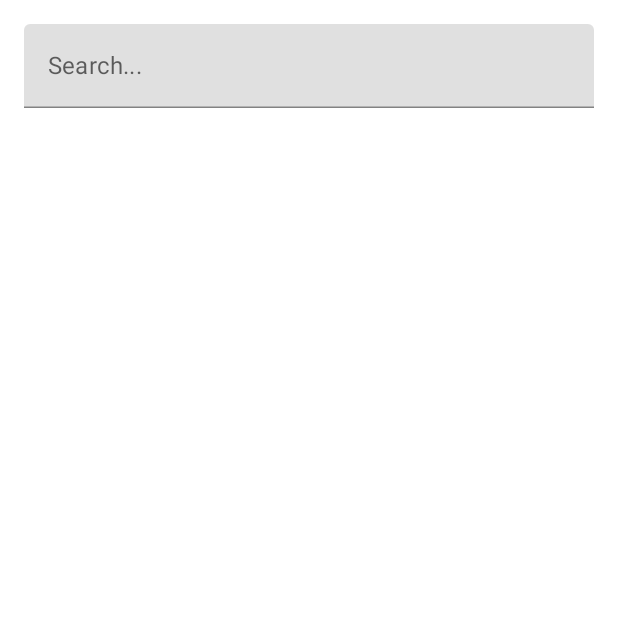
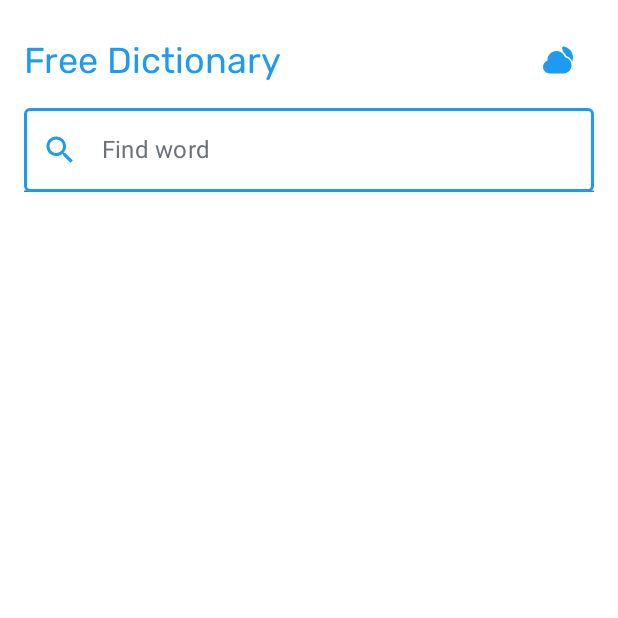
Before and after one commit to rkpsx7/Free_Dictionary, an Android app built with Jetpack Compose: the screen it shows after launch (MainActivity), on a phone screen of 412 x 824 dp, the top half of it. Run offline under Robolectric (Android 15) with nearby library versions, the phone set to English and light mode, and no system bars; our stand-ins replace Dagger/Hilt's generated code, Room's generated code.

Commit message:
Implemented dark mode Improved UI

```diff
--- a/app/src/main/java/com/dev_akash/freedictionary/MainActivity.kt
+++ b/app/src/main/java/com/dev_akash/freedictionary/MainActivity.kt
@@ -6,18 +6,37 @@ import androidx.activity.ComponentActivity
 import androidx.activity.compose.setContent
 import androidx.activity.viewModels
 import androidx.compose.foundation.background
+import androidx.compose.foundation.border
 import androidx.compose.foundation.layout.*
 import androidx.compose.foundation.lazy.LazyColumn
+import androidx.compose.foundation.shape.RoundedCornerShape
 import androidx.compose.material.*
+import androidx.compose.material.icons.Icons
+import androidx.compose.material.icons.filled.Clear
+import androidx.compose.material.icons.filled.Search
+import androidx.compose.runtime.Composable
 import androidx.compose.runtime.LaunchedEffect
 import androidx.compose.ui.Alignment
+import androidx.compose.ui.ExperimentalComposeUiApi
 import androidx.compose.ui.Modifier
+import androidx.compose.ui.graphics.Color
+import androidx.compose.ui.graphics.vector.ImageVector
+import androidx.compose.ui.platform.LocalSoftwareKeyboardController
+import androidx.compose.ui.res.vectorResource
+import androidx.compose.ui.text.style.TextAlign
 import androidx.compose.ui.unit.dp
-import com.dev_akash.freedictionary.utils.ui_utils.UIEvents
-import com.dev_akash.freedictionary.feature_dictionary.presentation.WordInfoItem
+import androidx.compose.ui.unit.sp
 import com.dev_akash.freedictionary.feature_dictionary.presentation.WordInfoViewModel
+import com.dev_akash.freedictionary.feature_dictionary.presentation.screens.WordInfoItem
 import com.dev_akash.freedictionary.theme.AppTheme
 import com.dev_akash.freedictionary.theme.FreeDictionaryTheme
+import com.dev_akash.freedictionary.theme.resources.colorDarkBackground
+import com.dev_akash.freedictionary.theme.resources.colorDarkPrimary
+import com.dev_akash.freedictionary.theme.resources.colorLightBackground
+import com.dev_akash.freedictionary.utils.AppUtils
+import com.dev_akash.freedictionary.utils.ui_utils.UIEvents
+import com.dev_akash.freedictionary.utils.ui_utils.getVectorIdByTheme
+import com.dev_akash.freedictonary.R
 import dagger.hilt.android.AndroidEntryPoint
 import kotlinx.coroutines.flow.collectLatest
 
@@ -25,8 +44,8 @@ import kotlinx.coroutines.flow.collectLatest
 @AndroidEntryPoint
 class MainActivity : ComponentActivity() {
 
-//    private val viewModel: WordInfoViewModel by viewModels()
 
+    @OptIn(ExperimentalComposeUiApi::class)
     @SuppressLint("UnusedMaterialScaffoldPaddingParameter")
     override fun onCreate(savedInstanceState: Bundle?) {
         super.onCreate(savedInstanceState)
@@ -35,11 +54,13 @@ class MainActivity : ComponentActivity() {
                 val viewModel: WordInfoViewModel by viewModels()
                 val state = viewModel.wordInfoState.value
                 val scaffoldState = rememberScaffoldState()
+                val keyboardController = LocalSoftwareKeyboardController.current
 
                 LaunchedEffect(key1 = true) {
                     viewModel.eventFlow.collectLatest {
                         when (it) {
                             is UIEvents.ShowSnackBar -> {
+                                keyboardController?.hide()
                                 scaffoldState.snackbarHostState.showSnackbar(it.msg)
                             }
                         }
@@ -50,22 +71,88 @@ class MainActivity : ComponentActivity() {
                     scaffoldState = scaffoldState,
                 ) {
                     Box(
-                        modifier = Modifier
-                            .background(AppTheme.colors.background)
+                        modifier = Modifier.background(AppTheme.colors.background)
                     ) {
                         Column(
                             modifier = Modifier
                                 .fillMaxSize()
                                 .padding(16.dp)
                         ) {
-                            TextField(
+
+                            Row(
+                                modifier = Modifier.fillMaxWidth(),
+                                verticalAlignment = Alignment.CenterVertically,
+                                horizontalArrangement = Arrangement.SpaceBetween
+                            ) {
+                                Text(
+                                    text = "Free Dictionary",
+                                    textAlign = TextAlign.Start,
+                                    modifier = Modifier
+                                        .wrapContentWidth()
+                                        .wrapContentHeight(),
+                                    style = AppTheme.typography.h1,
+                                    color = AppTheme.colors.primary
+                                )
+
+                                IconButton(onClick = {
+                                    AppUtils.toggleTheme()
+                                }) {
+                                    Icon(
+                                        modifier = Modifier
+                                            .height(24.dp)
+                                            .width(24.dp),
+                                        imageVector = ImageVector.vectorResource(
+                                            id = getVectorIdByTheme(
+                                                lightRes = R.drawable.ic_moon,
+                                                darkRes = R.drawable.ic_white_sun
+                                            )
+                                        ),
+                                        contentDescription = "Toggle Theme",
+                                        tint = Color.Unspecified
+                                    )
+                                }
+                            }
+                            Spacer(modifier = Modifier.height(8.dp))
+                            TextField(modifier = Modifier
+                                .fillMaxWidth()
+                                .border(
+                                    width = 2.dp,
+                                    color = AppTheme.colors.primary,
+                                    shape = RoundedCornerShape(4.dp)
+                                ),
                                 value = viewModel.searchQuery.value,
                                 onValueChange = viewModel::onSearch,
-                                modifier = Modifier.fillMaxWidth(),
-                                placeholder = {
-                                    Text(text = "Search...")
-                                }
-                            )
+                                label = {
+                                    Text(text = "Find word", color = AppTheme.colors.textSecondary)
+                                },
+                                textStyle = androidx.compose.ui.text.TextStyle(
+                                    color = AppTheme.colors.textPrimary, fontSize = 16.sp
+                                ),
+                                colors = TextFieldDefaults.textFieldColors(
+                                    backgroundColor = Color.Transparent,
+                                    cursorColor = AppTheme.colors.primary,
+                                    focusedIndicatorColor = AppTheme.colors.primary,
+                                    unfocusedIndicatorColor = AppTheme.colors.secondary
+                                ),
+                                singleLine = true,
+                                leadingIcon = {
+                                    Icon(
+                                        imageVector = Icons.Filled.Search,
+                                        contentDescription = "Search word",
+                                        tint = colorDarkPrimary
+                                    )
+                                },
+                                trailingIcon = {
+                                    if (viewModel.searchQuery.value.isNotBlank()) {
+                                        IconButton(onClick = { viewModel.clearSearchField() }) {
+                                            Icon(
+                                                imageVector = Icons.Filled.Clear,
+                                                contentDescription = "Clear",
+                                                tint = colorDarkPrimary
+                                            )
+                                        }
+                                    }
+                                })
                             Spacer(modifier = Modifier.height(16.dp))
                             LazyColumn(
                                 modifier = Modifier.fillMaxSize()
@@ -75,13 +162,14 @@ class MainActivity : ComponentActivity() {
                                     if (index > 0) Spacer(modifier = Modifier.height(10.dp))
 
                                     WordInfoItem(wordInfo = wordInfo)
-                                    if (index < state.wordInfoItems.size - 1)
-                                        Divider()
+                                    if (index < state.wordInfoItems.size - 1) Divider(
+                                        color = if (AppUtils.isDarkMode) colorLightBackground else colorDarkBackground
+                                    )
                                 }
                             }
                         }
                         if (state.isLoading) {
-                            CircularProgressIndicator(modifier = Modifier.align(Alignment.Center))
+                            InfiniteProgressBar()
                         }
                     }
                 }
@@ -89,3 +177,14 @@ class MainActivity : ComponentActivity() {
         }
     }
 }
+
+@Composable
+fun InfiniteProgressBar() {
+    LinearProgressIndicator(
+        modifier = Modifier
+            .fillMaxWidth()
+            .height(6.dp),
+        color = AppTheme.colors.primary,
+        backgroundColor = Color.Transparent,
+    )
+}
--- a/app/src/main/java/com/dev_akash/freedictionary/feature_dictionary/data/local/WordInfoDao.kt
+++ b/app/src/main/java/com/dev_akash/freedictionary/feature_dictionary/data/local/WordInfoDao.kt
@@ -15,6 +15,8 @@ interface WordInfoDao {
     @Query("DELETE FROM wordinfoentity WHERE word IN(:words)")
     suspend fun deleteWordInfos(words: List<String>)
 
-    @Query("SELECT * FROM wordinfoentity WHERE word LIKE '%' || :word || '%'")
+    @Query("SELECT * FROM wordinfoentity WHERE word = :word"
+//            + " OR word LIKE '%' || :word || '%'"
+    )
     suspend fun getWordInfos(word: String): List<WordInfoEntity>
 }
--- a/app/src/main/java/com/dev_akash/freedictionary/feature_dictionary/data/remote/dto/WordInfoDto.kt
+++ b/app/src/main/java/com/dev_akash/freedictionary/feature_dictionary/data/remote/dto/WordInfoDto.kt
@@ -4,7 +4,7 @@ import com.dev_akash.freedictionary.feature_dictionary.data.local.entity.WordInf
 
 data class WordInfoDto(
     val meanings: List<MeaningDto>,
-    val phonetic: String,
+    val phonetic: String?,
     val phonetics: List<PhoneticDto>,
     val word: String
 ) {
--- a/app/src/main/java/com/dev_akash/freedictionary/feature_dictionary/presentation/WordInfoViewModel.kt
+++ b/app/src/main/java/com/dev_akash/freedictionary/feature_dictionary/presentation/WordInfoViewModel.kt
@@ -75,4 +75,9 @@ class WordInfoViewModel @Inject constructor(
             isLoading = true
         )
     }
+
+    fun clearSearchField(){
+        _searchQuery.value = ""
+        _wordInfoState.value = WordInfoState()
+    }
 }
--- /dev/null
+++ b/app/src/main/java/com/dev_akash/freedictionary/utils/ui_utils/VectorResource.kt
@@ -0,0 +1,13 @@
+package com.dev_akash.freedictionary.utils.ui_utils
+
+import androidx.annotation.DrawableRes
+import androidx.compose.runtime.Composable
+import com.dev_akash.freedictionary.utils.AppUtils
+
+@Composable
+fun getVectorIdByTheme(
+    @DrawableRes lightRes: Int,
+    @DrawableRes darkRes: Int,
+): Int {
+    return if (AppUtils.isDarkMode) darkRes else lightRes
+}
--- /dev/null
+++ b/app/src/main/res/drawable/ic_moon.xml
@@ -0,0 +1,12 @@
+<vector xmlns:android="http://schemas.android.com/apk/res/android"
+    android:width="200dp"
+    android:height="200dp"
+    android:viewportWidth="24"
+    android:viewportHeight="24">
+  <path
+      android:pathData="M11,6C13.662,6 15.918,7.733 16.703,10.132C19.163,10.681 21,12.876 21,15.5C21,18.464 18.656,20.88 15.721,20.996L15.5,21L6.5,21C4.015,21 2,18.985 2,16.5C2,14.538 3.254,12.871 5.005,12.254C5.002,12.17 5,12.085 5,12C5,8.686 7.686,6 11,6ZM14.902,4.67L14.799,4.421C14.464,3.675 15.105,2.876 15.894,3.015C19.364,3.628 22,6.656 22,10.302C22,11.25 21.822,12.156 21.497,12.989C20.764,11.239 19.286,9.878 17.461,9.301C16.976,8.143 16.19,7.142 15.199,6.399L15.2,6.303L15.2,6.303C15.2,5.726 15.095,5.177 14.902,4.67L14.902,4.67Z"
+      android:strokeWidth="1"
+      android:fillColor="#1D9BF0"
+      android:fillType="nonZero"
+      android:strokeColor="#00000000"/>
+</vector>
--- /dev/null
+++ b/app/src/main/res/drawable/ic_white_sun.xml
@@ -0,0 +1,42 @@
+<vector xmlns:android="http://schemas.android.com/apk/res/android"
+    android:width="200dp"
+    android:height="200dp"
+    android:viewportWidth="64"
+    android:viewportHeight="64">
+  <path
+      android:pathData="M32.003,32.005m-16.001,0a16.001,16.001 0,1 1,32.002 0a16.001,16.001 0,1 1,-32.002 0"
+      android:fillColor="#ffffff"
+      android:fillType="evenOdd"/>
+  <path
+      android:pathData="M12.001,31.997c0,-2.211 -1.789,-4 -4,-4H4c-2.211,0 -4,1.789 -4,4s1.789,4 4,4h4C10.212,35.997 12.001,34.208 12.001,31.997z"
+      android:fillColor="#ffffff"
+      android:fillType="evenOdd"/>
+  <path
+      android:pathData="M12.204,46.139l-2.832,2.833c-1.563,1.562 -1.563,4.094 0,5.656c1.562,1.562 4.094,1.562 5.657,0l2.833,-2.832c1.562,-1.562 1.562,-4.095 0,-5.657C16.298,44.576 13.767,44.576 12.204,46.139z"
+      android:fillColor="#ffffff"
+      android:fillType="evenOdd"/>
+  <path
+      android:pathData="M32.003,51.999c-2.211,0 -4,1.789 -4,4V60c0,2.211 1.789,4 4,4s4,-1.789 4,-4l-0.004,-4.001C36.003,53.788 34.21,51.999 32.003,51.999z"
+      android:fillColor="#ffffff"
+      android:fillType="evenOdd"/>
+  <path
+      android:pathData="M51.798,46.143c-1.559,-1.566 -4.091,-1.566 -5.653,-0.004s-1.562,4.095 0,5.657l2.829,2.828c1.562,1.57 4.094,1.562 5.656,0s1.566,-4.09 0,-5.656L51.798,46.143z"
+      android:fillColor="#ffffff"
+      android:fillType="evenOdd"/>
+  <path
+      android:pathData="M60.006,27.997l-4.009,0.008c-2.203,-0.008 -3.992,1.781 -3.992,3.992c-0.008,2.211 1.789,4 3.992,4h4.001c2.219,0.008 4,-1.789 4,-4C64.002,29.79 62.217,27.997 60.006,27.997z"
+      android:fillColor="#ffffff"
+      android:fillType="evenOdd"/>
+  <path
+      android:pathData="M51.798,17.859l2.828,-2.829c1.574,-1.566 1.562,-4.094 0,-5.657c-1.559,-1.567 -4.09,-1.567 -5.652,-0.004l-2.829,2.836c-1.562,1.555 -1.562,4.086 0,5.649C47.699,19.426 50.239,19.418 51.798,17.859z"
+      android:fillColor="#ffffff"
+      android:fillType="evenOdd"/>
+  <path
+      android:pathData="M32.003,11.995c2.207,0.016 4,-1.789 4,-3.992v-4c0,-2.219 -1.789,-4 -4,-4c-2.211,-0.008 -4,1.781 -4,3.993l0.008,4.008C28.003,10.206 29.792,11.995 32.003,11.995z"
+      android:fillColor="#ffffff"
+      android:fillType="evenOdd"/>
+  <path
+      android:pathData="M12.212,17.855c1.555,1.562 4.079,1.562 5.646,-0.004c1.574,-1.551 1.566,-4.09 0.008,-5.649l-2.829,-2.828c-1.57,-1.571 -4.094,-1.559 -5.657,0c-1.575,1.559 -1.575,4.09 -0.012,5.653L12.212,17.855z"
+      android:fillColor="#ffffff"
+      android:fillType="evenOdd"/>
+</vector>
--- a/app/src/main/res/values/themes.xml
+++ b/app/src/main/res/values/themes.xml
@@ -1,5 +1,4 @@
 <?xml version="1.0" encoding="utf-8"?>
 <resources>
-
     <style name="Theme.FreeDictonary" parent="android:Theme.Material.Light.NoActionBar" />
 </resources>
```
Also changed, not shown: app/src/main/java/com/dev_akash/freedictionary/feature_dictionary/data/local/entity/WordInfoEntity.kt (+8 -8 lines), app/src/main/java/com/dev_akash/freedictionary/feature_dictionary/presentation/screens/WordInfoItemComposable.kt (renamed from app/src/main/java/com/dev_akash/freedictionary/feature_dictionary/presentation/WordInfoItemComposable.kt, +23 -7 lines).
